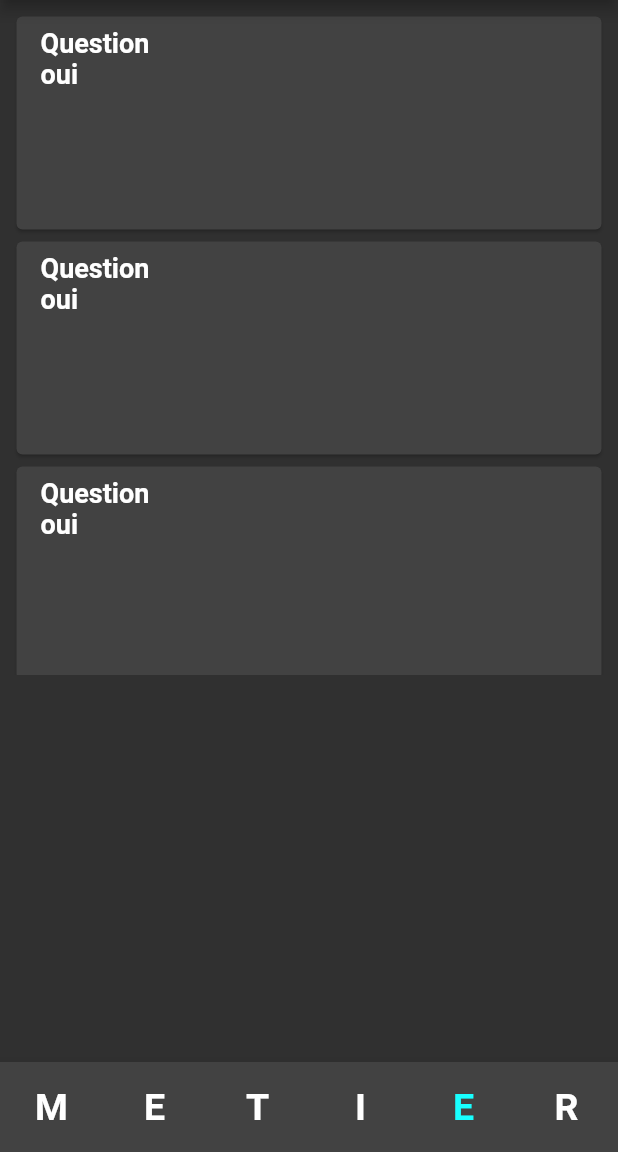
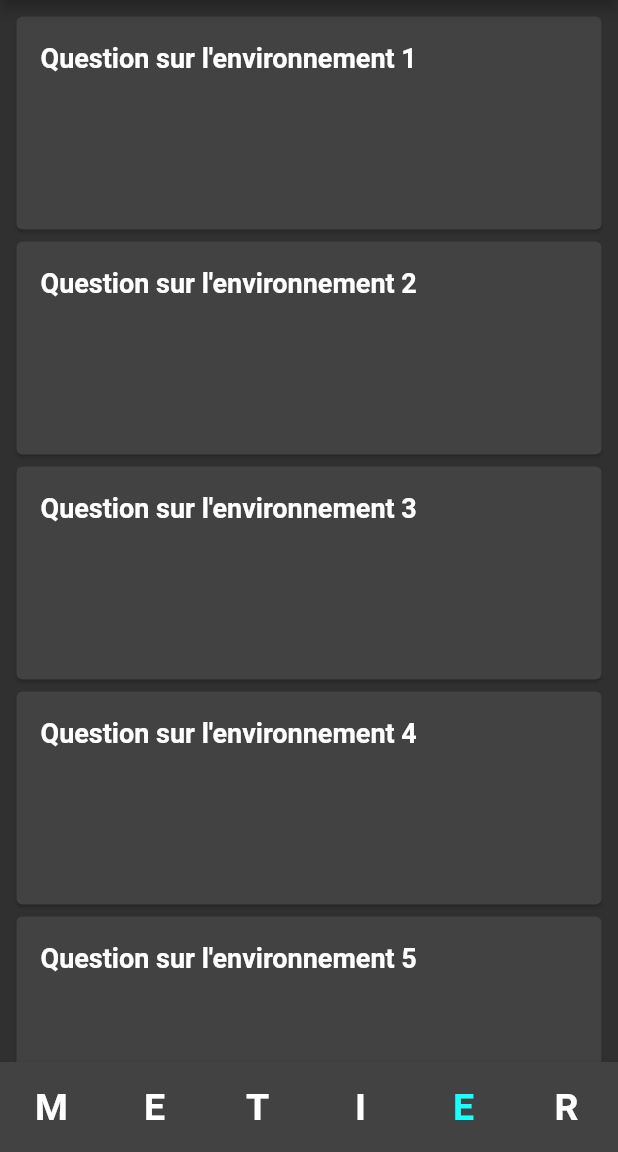
Before and after one commit to ismozi/defiphoto, a Flutter app: the MainPage screen opened directly, item 5 of the bottom bar chosen, on a phone screen of 412 x 824 dp, the part 84-1236 px from its top. Run offline on Flutter 3.47's test engine with Material 2 defaults, Android fonts, the phone set to English and light mode, and no system bars.

Commit message:
Les catégories affichent les questions.

```diff
--- a/lib/screens/home.dart
+++ b/lib/screens/home.dart
@@ -14,50 +14,73 @@ class MainPage extends StatefulWidget {
 
 class Home extends State<MainPage> {
   String _lastSelected = 'TAB: 0';
-  String show = 'False' ;
+  String show = 'False';
   bool showOverlay = false;
+  List<String>  txt1=["Question sur les produits 1","Question sur les produits 2"];
+  int nbItem = 2;
+
 
   void _selectedTab(int index) {
     setState(() {
       _lastSelected = 'TAB: $index';
 
+
       if (index == 0) {
         appBarTitle =
             Text('Matières et produits', style: TextStyle(fontSize: 15));
+
+        txt1=["Question sur les produits 1","Question sur les produits 2"];
+        nbItem=txt1.length;
       }
       if (index == 1) {
         appBarTitle = Text('Équipement', style: TextStyle(fontSize: 15));
+
+         txt1=["Question sur l'équipement 1","Question sur l'équipement 2","Question sur l'équipement 3"];
+         nbItem=txt1.length;
       }
       if (index == 2) {
         appBarTitle = Text('Tâches', style: TextStyle(fontSize: 15));
+
+        txt1=["Question sur les tâches 1"];
+        nbItem=txt1.length;
       }
       if (index == 3) {
         appBarTitle = Text('Individu', style: TextStyle(fontSize: 15));
+
+        txt1=["Question sur les individus 1","Question sur les individus 2"];
+        nbItem=txt1.length;
+
       }
       if (index == 4) {
         appBarTitle = Text('Environnement', style: TextStyle(fontSize: 15));
+
+         txt1=["Question sur l'environnement 1","Question sur l'environnement 2",
+         "Question sur l'environnement 3","Question sur l'environnement 4",
+         "Question sur l'environnement 5","Question sur l'environnement 6"];
+         nbItem=txt1.length;
       }
       if (index == 5) {
         appBarTitle =
             Text('Ressources humaines', style: TextStyle(fontSize: 15));
+
+            txt1=["Question sur les ressources humaines 1","Question sur les ressources humaines 2"];
+             nbItem=txt1.length;
+
       }
     });
   }
 
-  void overlay(){
-   setState(() {
-   if (showOverlay){
-     showOverlay=false;
-     show='FALSE';
-    }
-    else if (!showOverlay){
-     showOverlay=true;
-     show='TRUE';
-    }
-
- });
-
- }
+  void overlay() {
+    setState(() {
+      if (showOverlay) {
+        showOverlay = false;
+        show = 'FALSE';
+      } else if (!showOverlay) {
+        showOverlay = true;
+        show = 'TRUE';
+      }
+    });
+  }
 
   void _selectedFab(int index) {
     setState(() {
@@ -85,7 +108,10 @@ class Home extends State<MainPage> {
           actions: <Widget>[
             IconButton(icon: Icon(Icons.search), onPressed: () {})
           ]),
-      body: listViewWidget(),
+      body: listViewWidget(
+        txt:txt1,
+        nbItem: nbItem
+      ),
       bottomNavigationBar: FABBottomAppBar(
         onTabSelected: _selectedTab,
         selectedColor: Colors.cyanAccent,
@@ -98,23 +124,20 @@ class Home extends State<MainPage> {
           FABBottomAppBarItem(text: "R"),
         ],
       ),
-
-
     );
   }
 
   Widget _buildFab(BuildContext context) {
     final icons = [Icons.sms, Icons.mic, Icons.camera];
     return AnchoredOverlay(
-
       child: FloatingActionButton(
-        onPressed: () {overlay();
+        onPressed: () {
+          overlay();
         },
         tooltip: 'Increment',
         child: Icon(Icons.add),
         elevation: 2.0,
       ),
-
       showOverlay: showOverlay,
       overlayBuilder: (context, offset) {
         return CenterAbout(
@@ -125,7 +148,6 @@ class Home extends State<MainPage> {
           ),
         );
       },
-
     );
   }
 }
--- a/lib/screens/listViewWidget.dart
+++ b/lib/screens/listViewWidget.dart
@@ -1,24 +1,45 @@
 import 'package:flutter/material.dart';
 
-class listViewWidget extends StatelessWidget {
+class listViewWidget extends StatefulWidget {
+
+  final int nbItem;
+  final List<String> txt;
+
+
+  listViewWidget({
+    this.nbItem,
+    this.txt,
+
+  }){
+    txt.length = nbItem;
+  }
+
+  @override
+  State<StatefulWidget> createState() => listViewWidgetState();
+}
+
+class listViewWidgetState extends State<listViewWidget> {
 
   @override
   Widget build(BuildContext context) {
     return Container(
-      height: 450.0,
+      height: 4800,
       child: ListView.builder(
-          itemCount: 3,
+          itemCount: widget.nbItem,
           itemExtent: 150,
           padding: const EdgeInsets.all(7.0),
           itemBuilder: (context, position) {
             return Card(
               child: ListTile(
                 title: Text(
-                  'Question \noui',
+                  widget.txt[position],
+
                   style: TextStyle(
                       fontSize: 18.0,
                       color: Colors.white,
                       fontWeight: FontWeight.bold),
+
+
                 ),
 
                 onTap: () => {},
@@ -26,9 +47,7 @@ class listViewWidget extends StatelessWidget {
             );
           }),
     );
-  }
 
 
-
-
-}
+  }
+  }
```
